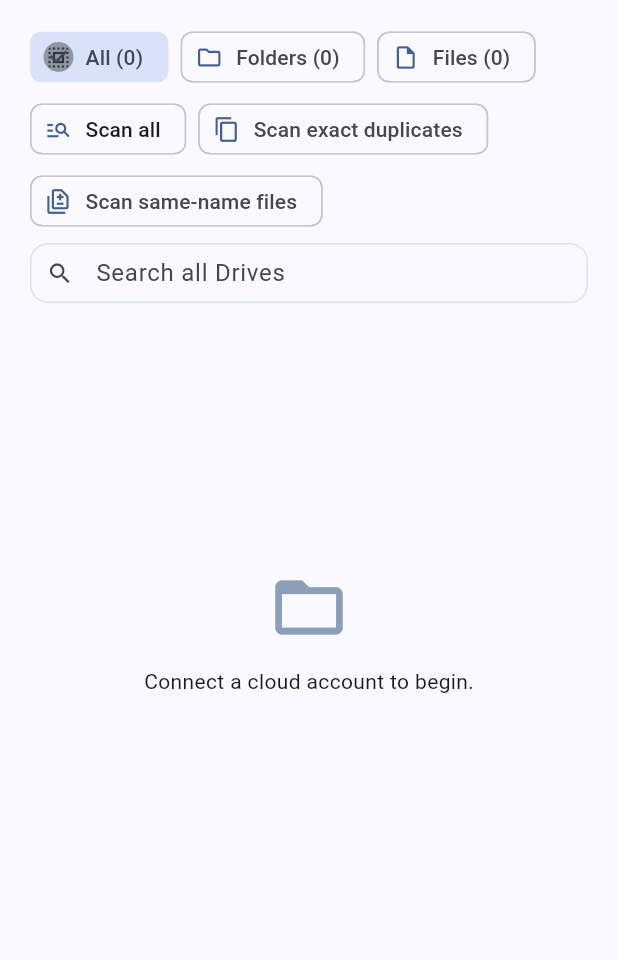
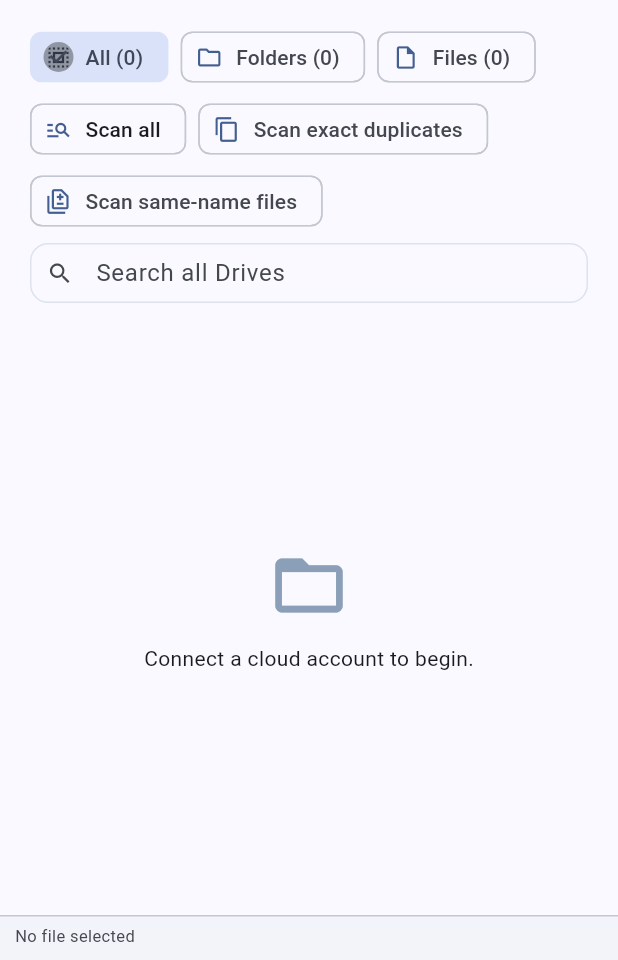
Before and after one commit to farooqmusicai/FarooqDrive, a Flutter app: the screen it shows after launch, on a phone screen of 412 x 824 dp, the part 276-1236 px from its top. Run offline on Flutter 3.47's test engine with Material 3 defaults, Android fonts, the phone set to English and light mode, and no system bars; our stand-ins replace file_picker, flutter_secure_storage, google_sign_in, shared_preferences; missing offline and left inert: dart:js_interop, file_saver, flutter_file_info, pdfrx; Roboto replaces fonts that are missing (Arial); key blocks and very long unbroken strings in the code were emptied for the run.

Commit message:
Improve copy reliability previews background index and selected path

```diff
--- a/apps/flutter/lib/explorer_widgets.dart
+++ b/apps/flutter/lib/explorer_widgets.dart
@@ -133,6 +133,9 @@ class _TreeChildrenState extends State<_TreeChildren> {
   );
   Widget _row(BuildContext context, DriveItem item) {
     final path = [...widget.path, FolderCrumb(item.id, item.name)];
+    final locatedItem = item.copyWithLocation(
+      widget.path.map((crumb) => crumb.name).join(' / '),
+    );
     final row = Padding(padding: EdgeInsets.only(left: (widget.path.length * 9).clamp(0, 45).toDouble()),
       child: Row(children: [
         if (item.isFolder) SizedBox(width: 22, child: IconButton(padding: EdgeInsets.zero, iconSize: 16,
@@ -146,7 +149,7 @@ class _TreeChildrenState extends State<_TreeChildren> {
             if (item.isFolder) {
               await widget.controller.navigateTree(widget.account.id, path);
             } else {
-              widget.controller.selectOnly(item);
+              widget.controller.selectOnly(locatedItem);
             }
           },
           onDoubleTap: widget.controller.loading || item.isFolder ? null : () async {
--- a/apps/flutter/lib/main.dart
+++ b/apps/flutter/lib/main.dart
@@ -599,6 +599,7 @@ class _FileManagerPageState extends State<FileManagerPage> {
                       )),
                     ]);
                   })),
+                  _SelectionStatusBar(controller: controller),
                 ],
               ),
             ),
@@ -663,6 +664,47 @@ class _HelpSection extends StatelessWidget {
           ],
         ),
       );
+}
+
+class _SelectionStatusBar extends StatelessWidget {
+  const _SelectionStatusBar({required this.controller});
+  final DriveController controller;
+
+  @override
+  Widget build(BuildContext context) {
+    final selected = controller.selectedItems;
+    String text;
+    if (selected.length == 1) {
+      final item = selected.single;
+      final location = item.location
+          .split(' / ')
+          .where((part) => part.trim().isNotEmpty)
+          .join(r'\');
+      text = '${item.accountEmail} \\ $location${location.isEmpty ? '' : r'\'}${item.name}';
+    } else if (selected.isEmpty) {
+      text = 'No file selected';
+    } else {
+      text = '${selected.length} items selected';
+    }
+    final theme = Theme.of(context);
+    return Container(
+      height: 30,
+      width: double.infinity,
+      padding: const EdgeInsets.symmetric(horizontal: 10, vertical: 5),
+      decoration: BoxDecoration(
+        color: theme.colorScheme.surfaceContainerLow,
+        border: Border(top: BorderSide(color: theme.colorScheme.outlineVariant)),
+      ),
+      child: SingleChildScrollView(
+        scrollDirection: Axis.horizontal,
+        child: SelectableText(
+          text,
+          maxLines: 1,
+          style: TextStyle(fontSize: 11, color: theme.colorScheme.onSurfaceVariant),
+        ),
+      ),
+    );
+  }
 }
 
 class _Sidebar extends StatelessWidget {
```
Also changed, not shown: apps/flutter/lib/drive_controller.dart (+8 -0 lines), apps/flutter/lib/onedrive_api.dart (+37 -3 lines), 2 other files.
